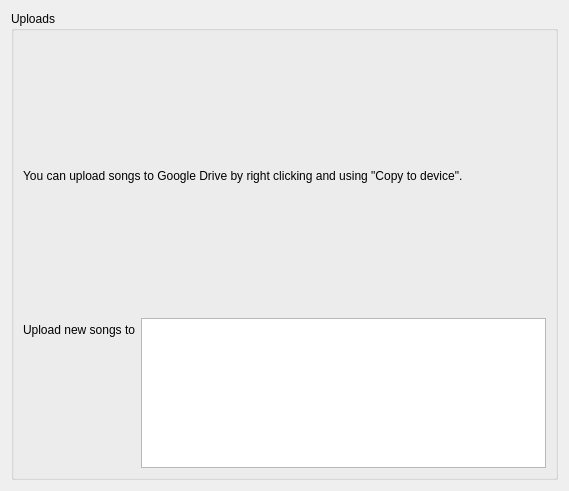
Old version of the form src/internet/googledrivesettingspage.ui in the repository clementine-player/Clementine.
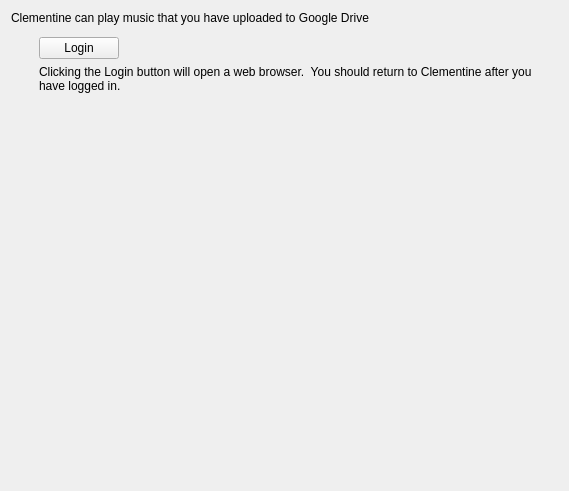
New version of the form. Icons and pictures are not drawn. Custom widgets are drawn as their Qt base class.

Commit message: Track google drive login state better: show the user's email address in the settings dialog and let him sign out.  Also remove the drive folder model which wasn't used yet because uploads aren't done.

Patch:
```diff
--- a/src/internet/googledrivesettingspage.ui
+++ b/src/internet/googledrivesettingspage.ui
@@ -19,52 +19,90 @@
   </property>
   <layout class="QVBoxLayout" name="verticalLayout_2">
    <item>
-    <widget class="QGroupBox" name="groupBox">
-     <property name="title">
-      <string>Uploads</string>
+    <widget class="QLabel" name="label">
+     <property name="text">
+      <string>Clementine can play music that you have uploaded to Google Drive</string>
      </property>
-     <layout class="QFormLayout" name="formLayout">
-      <item row="0" column="0" colspan="2">
-       <widget class="QLabel" name="label">
+     <property name="wordWrap">
+      <bool>true</bool>
+     </property>
+    </widget>
+   </item>
+   <item>
+    <widget class="LoginStateWidget" name="login_state" native="true"/>
+   </item>
+   <item>
+    <widget class="QWidget" name="login_container" native="true">
+     <layout class="QVBoxLayout" name="verticalLayout">
+      <property name="leftMargin">
+       <number>28</number>
+      </property>
+      <property name="topMargin">
+       <number>0</number>
+      </property>
+      <property name="bottomMargin">
+       <number>0</number>
+      </property>
+      <item>
+       <layout class="QHBoxLayout" name="horizontalLayout">
+        <item>
+         <widget class="QPushButton" name="login_button">
+          <property name="text">
+           <string>Login</string>
+          </property>
+         </widget>
+        </item>
+        <item>
+         <spacer name="horizontalSpacer">
+          <property name="orientation">
+           <enum>Qt::Horizontal</enum>
+          </property>
+          <property name="sizeHint" stdset="0">
+           <size>
+            <width>40</width>
+            <height>20</height>
+           </size>
+          </property>
+         </spacer>
+        </item>
+       </layout>
+      </item>
+      <item>
+       <widget class="QLabel" name="label_2">
         <property name="text">
-         <string>You can upload songs to Google Drive by right clicking and using &quot;Copy to device&quot;.</string>
+         <string>Clicking the Login button will open a web browser.  You should return to Clementine after you have logged in.</string>
         </property>
         <property name="wordWrap">
          <bool>true</bool>
         </property>
        </widget>
       </item>
-      <item row="1" column="0">
-       <widget class="QLabel" name="label_2">
-        <property name="text">
-         <string>Upload new songs to</string>
-        </property>
-       </widget>
-      </item>
-      <item row="1" column="1">
-       <widget class="QTreeView" name="upload_destination">
-        <property name="maximumSize">
-         <size>
-          <width>16777215</width>
-          <height>150</height>
-         </size>
-        </property>
-        <property name="editTriggers">
-         <set>QAbstractItemView::NoEditTriggers</set>
-        </property>
-        <property name="rootIsDecorated">
-         <bool>false</bool>
-        </property>
-        <attribute name="headerVisible">
-         <bool>false</bool>
-        </attribute>
-       </widget>
-      </item>
      </layout>
     </widget>
    </item>
+   <item>
+    <spacer name="verticalSpacer">
+     <property name="orientation">
+      <enum>Qt::Vertical</enum>
+     </property>
+     <property name="sizeHint" stdset="0">
+      <size>
+       <width>20</width>
+       <height>357</height>
+      </size>
+     </property>
+    </spacer>
+   </item>
   </layout>
  </widget>
+ <customwidgets>
+  <customwidget>
+   <class>LoginStateWidget</class>
+   <extends>QWidget</extends>
+   <header>widgets/loginstatewidget.h</header>
+   <container>1</container>
+  </customwidget>
+ </customwidgets>
  <resources>
   <include location="../../data/data.qrc"/>
  </resources>
```
The commit also changes 12 other files.
